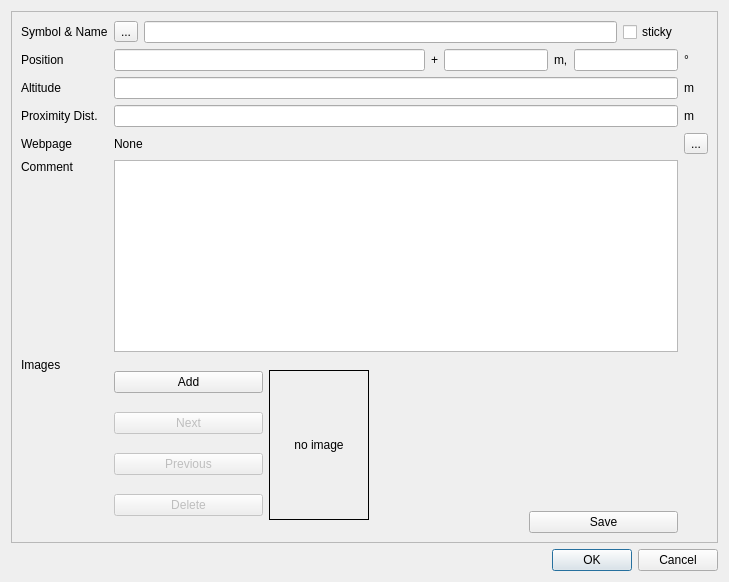
The window that src/IDlgEditWpt.ui (ntruchsess/QLandkarteGT) describes before a commit, drawn with Qt 5.
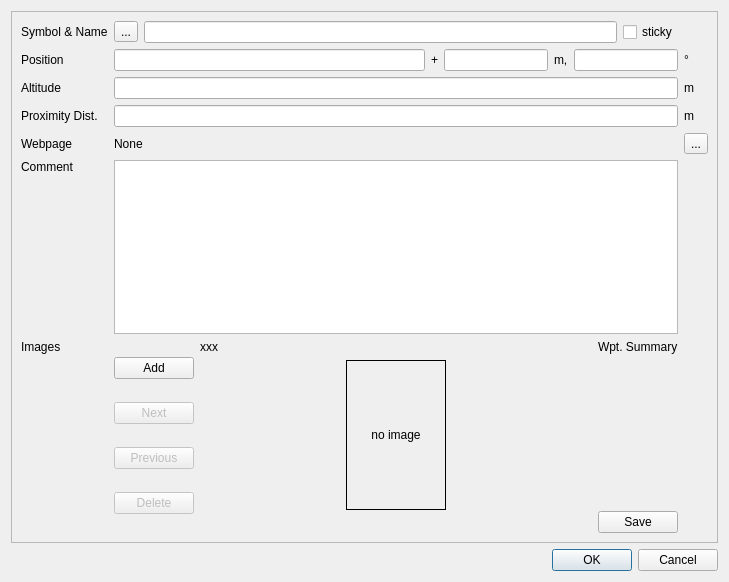
The same window after the commit.

Commit message: polish waypoint edit dialog

Diff of the .ui file:
```diff
--- a/src/IDlgEditWpt.ui
+++ b/src/IDlgEditWpt.ui
@@ -245,6 +245,39 @@
          </layout>
         </item>
         <item>
+         <layout class="QVBoxLayout" name="verticalLayout_2">
+          <item>
+           <widget class="QLabel" name="labelInfo">
+            <property name="sizePolicy">
+             <sizepolicy hsizetype="Preferred" vsizetype="MinimumExpanding">
+              <horstretch>0</horstretch>
+              <verstretch>0</verstretch>
+             </sizepolicy>
+            </property>
+            <property name="text">
+             <string>xxx</string>
+            </property>
+            <property name="alignment">
+             <set>Qt::AlignJustify|Qt::AlignTop</set>
+            </property>
+           </widget>
+          </item>
+          <item>
+           <layout class="QHBoxLayout" name="horizontalLayout">
+            <item>
+             <spacer name="horizontalSpacer">
+              <property name="orientation">
+               <enum>Qt::Horizontal</enum>
+              </property>
+              <property name="sizeHint" stdset="0">
+               <size>
+                <width>40</width>
+                <height>20</height>
+               </size>
+              </property>
+             </spacer>
+            </item>
+            <item>
          <widget class="QLabel" name="labelImage">
           <property name="sizePolicy">
            <sizepolicy hsizetype="Fixed" vsizetype="Fixed">
@@ -273,23 +306,50 @@
          </widget>
         </item>
         <item>
-         <widget class="QLabel" name="labelInfo">
-          <property name="sizePolicy">
-           <sizepolicy hsizetype="Preferred" vsizetype="MinimumExpanding">
-            <horstretch>0</horstretch>
-            <verstretch>0</verstretch>
-           </sizepolicy>
-          </property>
-          <property name="text">
-           <string/>
-          </property>
-          <property name="alignment">
-           <set>Qt::AlignJustify|Qt::AlignTop</set>
-          </property>
-         </widget>
+             <spacer name="horizontalSpacer_2">
+              <property name="orientation">
+               <enum>Qt::Horizontal</enum>
+              </property>
+              <property name="sizeHint" stdset="0">
+               <size>
+                <width>40</width>
+                <height>20</height>
+               </size>
+              </property>
+             </spacer>
+            </item>
+           </layout>
+          </item>
+          <item>
+           <spacer name="verticalSpacer">
+            <property name="orientation">
+             <enum>Qt::Vertical</enum>
+            </property>
+            <property name="sizeHint" stdset="0">
+             <size>
+              <width>20</width>
+              <height>40</height>
+             </size>
+            </property>
+           </spacer>
+          </item>
+         </layout>
         </item>
         <item>
          <layout class="QVBoxLayout" name="verticalLayout">
+          <item>
+           <widget class="QLabel" name="label_6">
+            <property name="sizePolicy">
+             <sizepolicy hsizetype="Preferred" vsizetype="Maximum">
+              <horstretch>0</horstretch>
+              <verstretch>0</verstretch>
+             </sizepolicy>
+            </property>
+            <property name="text">
+             <string>Wpt. Summary</string>
+            </property>
+           </widget>
+          </item>
           <item>
            <widget class="QLabel" name="labelBarcode">
             <property name="text">
```
Lines whose indentation alone changed are shown as unchanged.
